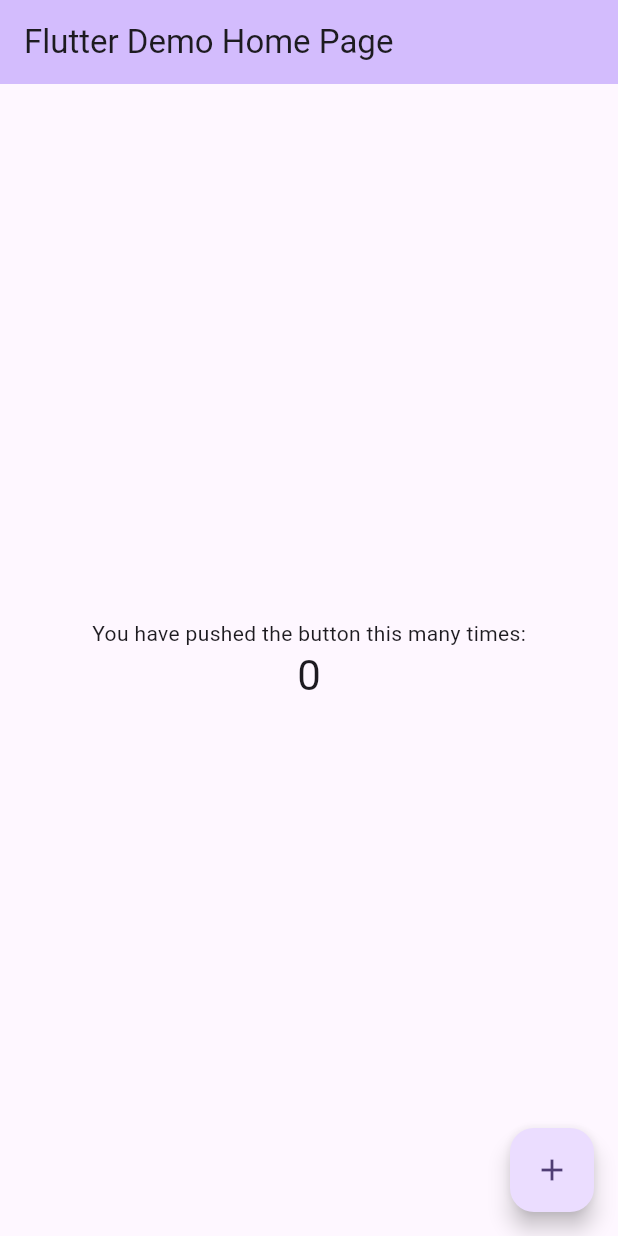
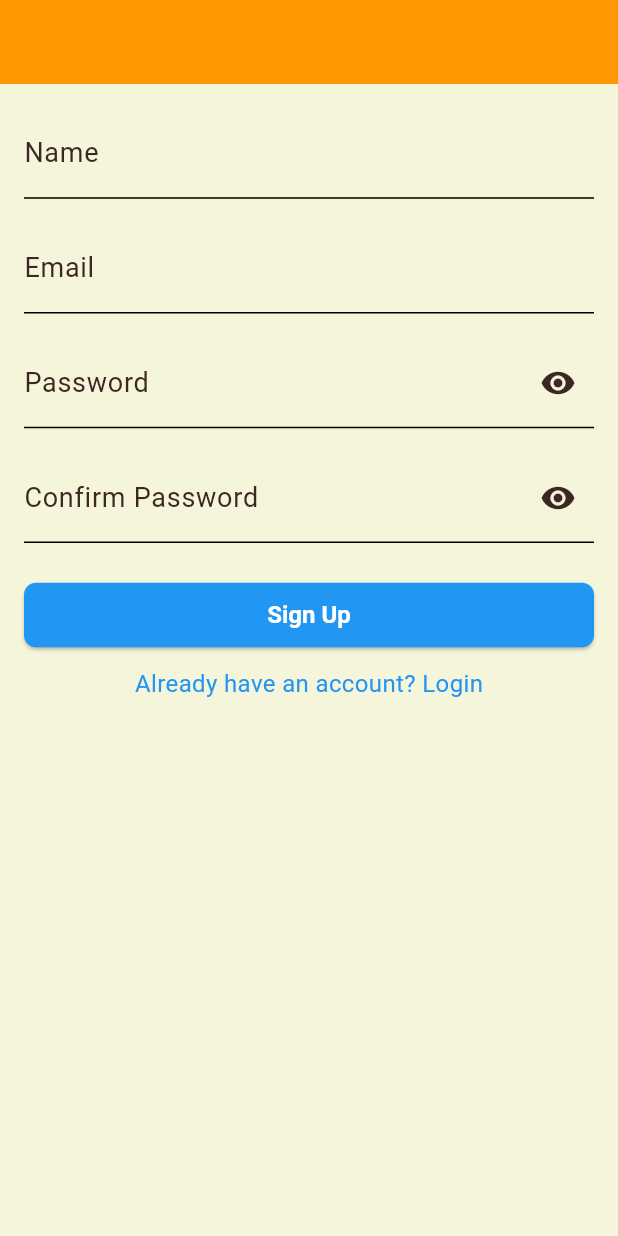
Before and after one commit to amitchahal24/study-chat-bot, a Flutter app: the screen it shows after launch, on a phone screen of 412 x 824 dp. Run offline on Flutter 3.47's test engine with Material 3 defaults, Android fonts, the phone set to English and light mode, and no system bars.

Commit message:
All Screens for project

```diff
--- a/lib/main.dart
+++ b/lib/main.dart
@@ -1,4 +1,6 @@
 import 'package:flutter/material.dart';
+
+import 'screens/signup_screen.dart';
 
 void main() {
   runApp(const MyApp());
@@ -13,25 +15,89 @@ class MyApp extends StatelessWidget {
     return MaterialApp(
       title: 'Flutter Demo',
       theme: ThemeData(
-        // This is the theme of your application.
-        //
-        // TRY THIS: Try running your application with "flutter run". You'll see
-        // the application has a purple toolbar. Then, without quitting the app,
-        // try changing the seedColor in the colorScheme below to Colors.green
-        // and then invoke "hot reload" (save your changes or press the "hot
-        // reload" button in a Flutter-supported IDE, or press "r" if you used
-        // the command line to start the app).
-        //
-        // Notice that the counter didn't reset back to zero; the application
-        // state is not lost during the reload. To reset the state, use hot
-        // restart instead.
-        //
-        // This works for code too, not just values: Most code changes can be
-        // tested with just a hot reload.
-        colorScheme: ColorScheme.fromSeed(seedColor: Colors.deepPurple),
-        useMaterial3: true,
-      ),
-      home: const MyHomePage(title: 'Flutter Demo Home Page'),
+  // Define the overall brightness of the theme.
+  brightness: Brightness.light,
+
+  // Primary Color
+  primaryColor: const Color(0xFFFF9800), // Vibrant Orange
+
+  // ColorScheme for Material 3 (more dynamic color system)
+  colorScheme: const ColorScheme.light(
+    primary: Color(0xFFFF9800), // Vibrant Orange
+    secondary: Color(0xFFFFC107), // Light Beige
+    surface: Color(0xFFF5F5DC), // Light Beige (same as background for flat surfaces)
+    error: Colors.red,
+    onPrimary: Colors.black, // Text color on primary color
+    onSecondary: Colors.black, // Dark Brown text on background
+    onSurface: Color(0xFF3E2723), // Dark Brown text on surface
+    onError: Colors.white,
+  ),
+
+  // Define text theme to be used in the app
+  textTheme: const TextTheme(
+    headlineLarge: TextStyle(
+      fontSize: 34.0,
+      fontWeight: FontWeight.bold,
+      color: Color(0xFF3E2723), // Dark Brown
+    ),
+    headlineMedium: TextStyle(
+      fontSize: 24.0,
+      fontWeight: FontWeight.bold,
+      color: Color(0xFF3E2723), // Dark Brown
+    ),
+    headlineSmall: TextStyle(
+      fontSize: 20.0,
+      fontWeight: FontWeight.w600,
+      color: Color(0xFF3E2723), // Dark Brown
+    ),
+    bodyLarge: TextStyle(
+      fontSize: 18.0,
+      color: Color(0xFF3E2723), // Dark Brown
+    ),
+    bodyMedium: TextStyle(
+      fontSize: 16.0,
+      color: Color
+(0xFF3E2723), // Dark Brown
+    ),
+    bodySmall: TextStyle(
+      fontSize: 14.0,
+      color: Color(0xFF3E2723), // Dark Brown
+    ),
+  ),
+
+  // AppBar Theme
+  appBarTheme: const AppBarTheme(
+    backgroundColor: Color(0xFFFF9800), // Vibrant Orange
+    foregroundColor: Colors.black,
+    elevation: 2.0,
+    titleTextStyle: TextStyle(color: Color(0xFFFF9800))
+  ),
+
+  // Button Theme
+  elevatedButtonTheme: ElevatedButtonThemeData(
+    style: ElevatedButton.styleFrom(
+      backgroundColor: const Color(0xFF2196F3), // Blue Accent
+      foregroundColor: Colors.white, // White Text on buttons
+      padding: const EdgeInsets.symmetric(horizontal: 20, vertical: 12),
+      textStyle: const TextStyle(fontSize: 16, fontWeight: FontWeight.w600),
+      shape: RoundedRectangleBorder(borderRadius: BorderRadius.circular(8)),
+    ),
+  ),
+  textButtonTheme: TextButtonThemeData(
+    style: TextButton.styleFrom(
+        foregroundColor: const Color(0xFF2196F3) // Blue Accent
+        ),
+  ),
+
+  // FloatingActionButton Theme
+  floatingActionButtonTheme: const FloatingActionButtonThemeData(
+    backgroundColor: Color(0xFF2196F3), // Blue Accent
+    foregroundColor: Colors.white,
+  ),
+
+  // Other UI elements can be customized here
+),
+      home: const SignUpScreen(),
     );
   }
 }
--- /dev/null
+++ b/lib/screens/signup_screen.dart
@@ -0,0 +1,157 @@
+import 'package:flutter/material.dart';
+import 'package:myapp/screens/login_screen.dart';
+
+class SignUpScreen extends StatefulWidget {
+  const SignUpScreen({super.key});
+
+  @override
+  State<SignUpScreen> createState() => _SignUpScreenState();
+}
+
+class _SignUpScreenState extends State<SignUpScreen> {
+  final _formKey = GlobalKey<FormState>();
+  final _nameController = TextEditingController();
+  final _emailController = TextEditingController();
+  final _passwordController = TextEditingController();
+  final _confirmPasswordController = TextEditingController();
+  bool _obscurePassword = true;
+
+  @override
+  void dispose() {
+    _nameController.dispose();
+    _emailController.dispose();
+    _passwordController.dispose();
+    _confirmPasswordController.dispose();
+    super.dispose();
+  }
+
+  @override
+  Widget build(BuildContext context) {
+    return Scaffold(
+      appBar: AppBar(
+        title: const Text('Sign Up'),
+      ),
+      body: Padding(
+        padding: const EdgeInsets.all(16.0),
+        child: Form(
+          key: _formKey,
+          child: SingleChildScrollView(
+            child: Column(
+              crossAxisAlignment: CrossAxisAlignment.stretch,
+              children: [
+                TextFormField(
+                  controller: _nameController,
+                  decoration: const InputDecoration(labelText: 'Name'),
+                  validator: (value) {
+                    if (value == null || value.isEmpty) {
+                      return 'Please enter your name';
+                    }
+                    return null;
+                  },
+                ),
+                const SizedBox(height: 16.0),
+                TextFormField(
+                  controller: _emailController,
+                  decoration: const InputDecoration(labelText: 'Email'),
+                  validator: (value) {
+                    if (value == null || value.isEmpty) {
+                      return 'Please enter your email';
+                    }
+                    if (!value.contains('@')) {
+                      return 'Please enter a valid email';
+                    }
+                    return null;
+                  },
+                ),
+                const SizedBox(height: 16.0),
+
+                TextFormField(
+                  controller: _passwordController,
+                  decoration: InputDecoration(
+                    labelText: 'Password',
+                    suffixIcon: IconButton(
+                      icon: Icon(
+                        _obscurePassword
+                            ? Icons.visibility
+                            : Icons.visibility_off,
+                      ),
+                      onPressed: () {
+                        setState(() {
+                          _obscurePassword = !_obscurePassword;
+                        });
+                      },
+                    ),),
+                  obscureText: _obscurePassword,
+                  validator: (value) {
+                    if (value == null || value.isEmpty) {
+                      return 'Please enter your password';
+                    }
+                    if (value.length < 6) {
+                      return 'Password must be at least 6 characters';
+                    }
+                    return null;
+                  },
+                ),
+                const SizedBox(height: 16.0),
+
+                TextFormField(
+                  controller: _confirmPasswordController,
+                  decoration: InputDecoration(
+                    labelText: 'Confirm Password',
+                    suffixIcon: IconButton(
+                      icon: Icon(
+                        _obscurePassword
+                            ? Icons.visibility
+                            : Icons.visibility_off,
+                      ),
+                      onPressed: () {
+                        setState(() {
+                          _obscurePassword = !_obscurePassword;
+                        });
+                      },
+                    ),
+                  ),
+                  obscureText: true,
+                  validator: (value) {
+                    if (value == null || value.isEmpty) {
+                      return 'Please confirm your password';
+                    }
+                    if (value != _passwordController.text) {
+                      return 'Passwords do not match';
+                    }
+                    return null;
+                  },
+                ),
+                const SizedBox(height: 24.0),
+                ElevatedButton(
+                  onPressed: () {
+                    if (_formKey.currentState!.validate()) {
+                      // TODO: Implement sign up logic
+                    }
+                  },
+                  child: const Text('Sign Up'),
+                ),
+                const SizedBox(height: 10),
+                Center(
+                  child: GestureDetector(
+                    onTap: () {
+                       Navigator.pushAndRemoveUntil(
+                       context,
+                       MaterialPageRoute(builder: (context) => const LoginScreen()),
+                        (Route<dynamic> route) => false,
+                      );
+                    },
+                    child: const Text(
+                    "Already have an account? Login",
+                    style: TextStyle(fontSize: 16, color: Colors.blue),
+                    ),
+                  ),
+                ),
+              ],
+            ),
+          ),
+        ),
+      ),
+    );
+  }
+}
```
Also changed, not shown: lib/screens/chat_screen.dart (added, +123 -0 lines), lib/screens/forgot_password_screen.dart (added, +41 -0 lines), lib/screens/login_screen.dart (added, +137 -0 lines).
